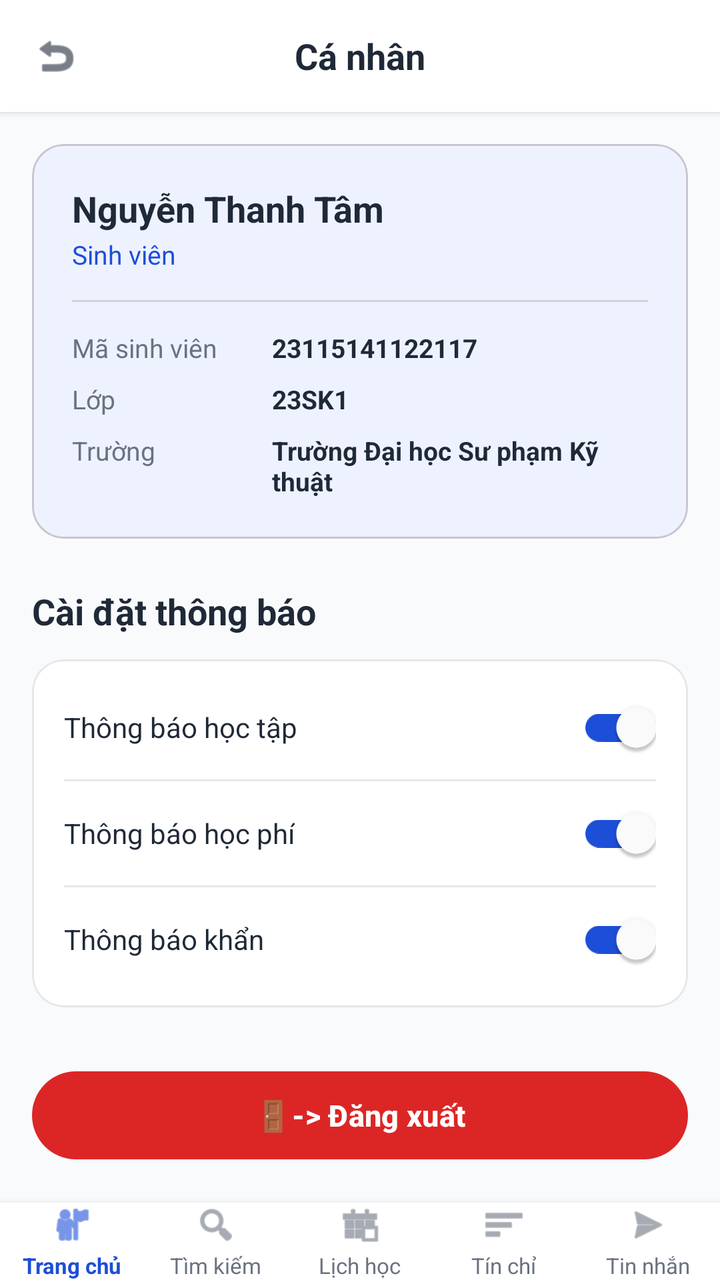
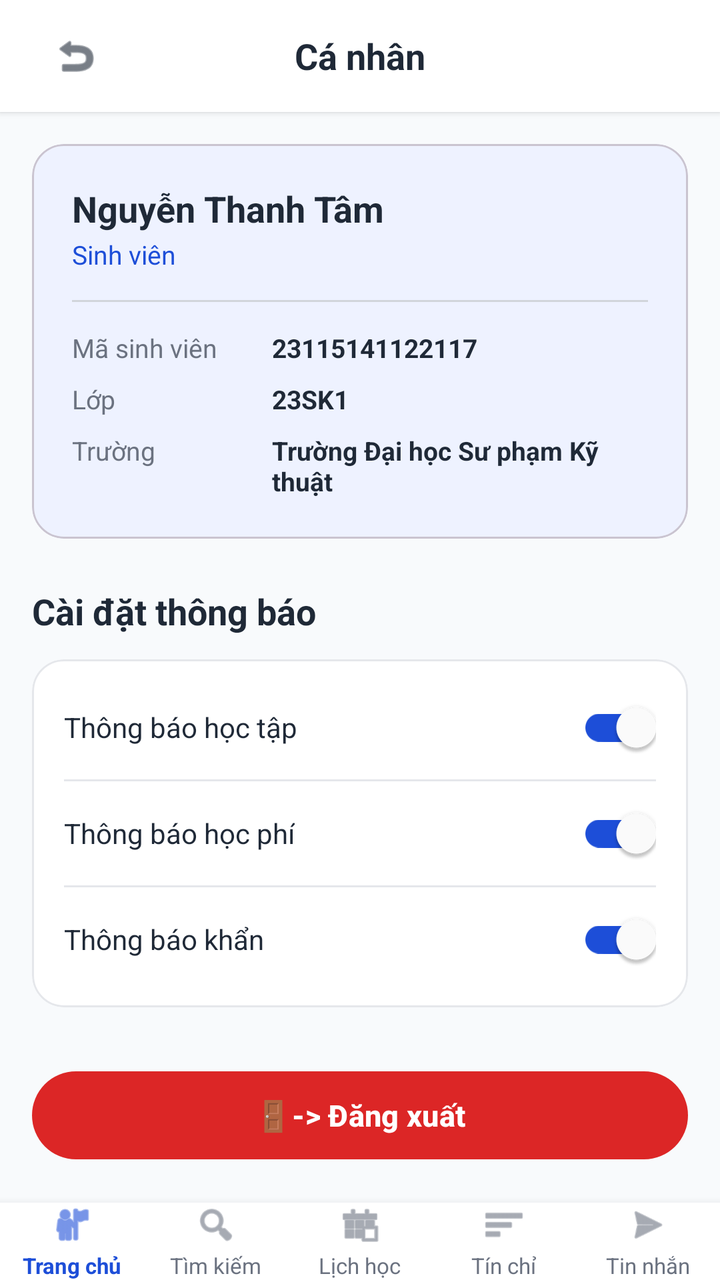

The first picture is an Android layout as it rendered before a commit; the second is the same layout after the commit. The layout source and the unified diff follow.
<!-- AndroidManifest.xml: application theme Theme.XayDung -->
<!-- res/layout/activity_student_profile.xml -->
<?xml version="1.0" encoding="utf-8"?>
<RelativeLayout xmlns:android="http://schemas.android.com/apk/res/android"
    xmlns:app="http://schemas.android.com/apk/res-auto"
    android:layout_width="match_parent"
    android:layout_height="match_parent"
    android:background="@color/figma_bg">

    
    <RelativeLayout
        android:id="@+id/headerToolbar"
        android:layout_width="match_parent"
        android:layout_height="56dp"
        android:paddingHorizontal="16dp"
        android:background="@color/white"
        android:elevation="2dp">

        <ImageView
            android:id="@+id/btnBack"
            android:layout_width="24dp"
            android:layout_height="24dp"
            android:layout_centerVertical="true"
            android:src="@android:drawable/ic_menu_revert"
            android:contentDescription="Back"
            app:tint="@color/figma_text_primary" />

        <TextView
            android:layout_width="wrap_content"
            android:layout_height="wrap_content"
            android:layout_centerInParent="true"
            android:text="Cá nhân"
            android:textColor="@color/figma_text_primary"
            android:textSize="18sp"
            android:textStyle="bold" />
    </RelativeLayout>

    <ScrollView
        android:layout_width="match_parent"
        android:layout_height="match_parent"
        android:layout_below="@id/headerToolbar"
        android:layout_above="@id/bottomNavigation"
        android:fillViewport="true">

        <LinearLayout
            android:layout_width="match_parent"
            android:layout_height="wrap_content"
            android:orientation="vertical"
            android:padding="16dp">

            
            <com.google.android.material.card.MaterialCardView
                android:layout_width="match_parent"
                android:layout_height="wrap_content"
                android:layout_marginBottom="24dp"
                app:cardCornerRadius="16dp"
                app:cardElevation="0dp"
                app:cardBackgroundColor="@color/figma_blue_light">

                <LinearLayout
                    android:layout_width="match_parent"
                    android:layout_height="wrap_content"
                    android:orientation="vertical"
                    android:padding="20dp">

                    <TextView
                        android:layout_width="wrap_content"
                        android:layout_height="wrap_content"
                        android:text="Nguyễn Thanh Tâm"
                        android:textColor="@color/figma_text_primary"
                        android:textSize="18sp"
                        android:textStyle="bold" />

                    <TextView
                        android:layout_width="wrap_content"
                        android:layout_height="wrap_content"
                        android:layout_marginTop="2dp"
                        android:text="Sinh viên"
                        android:textColor="@color/figma_blue"
                        android:textSize="13sp" />

                    <View
                        android:layout_width="match_parent"
                        android:layout_height="1dp"
                        android:layout_marginVertical="14dp"
                        android:background="#D1D5DB" />

                    <LinearLayout
                        android:layout_width="match_parent"
                        android:layout_height="wrap_content"
                        android:orientation="horizontal"
                        android:layout_marginBottom="8dp">

                        <TextView
                            android:layout_width="100dp"
                            android:layout_height="wrap_content"
                            android:text="Mã sinh viên"
                            android:textColor="@color/figma_text_secondary"
                            android:textSize="13sp" />

                        <TextView
                            android:layout_width="wrap_content"
                            android:layout_height="wrap_content"
                            android:text="23115141122117"
                            android:textColor="@color/figma_text_primary"
                            android:textSize="13sp"
                            android:textStyle="bold" />
                    </LinearLayout>

                    <LinearLayout
                        android:layout_width="match_parent"
                        android:layout_height="wrap_content"
                        android:orientation="horizontal"
                        android:layout_marginBottom="8dp">

                        <TextView
                            android:layout_width="100dp"
                            android:layout_height="wrap_content"
                            android:text="Lớp"
                            android:textColor="@color/figma_text_secondary"
                            android:textSize="13sp" />

                        <TextView
                            android:layout_width="wrap_content"
                            android:layout_height="wrap_content"
                            android:text="23SK1"
                            android:textColor="@color/figma_text_primary"
                            android:textSize="13sp"
                            android:textStyle="bold" />
                    </LinearLayout>

                    <LinearLayout
                        android:layout_width="match_parent"
                        android:layout_height="wrap_content"
                        android:orientation="horizontal">

                        <TextView
                            android:layout_width="100dp"
                            android:layout_height="wrap_content"
                            android:text="Trường"
                            android:textColor="@color/figma_text_secondary"
                            android:textSize="13sp" />

                        <TextView
                            android:layout_width="wrap_content"
                            android:layout_height="wrap_content"
                            android:text="Trường Đại học Sư phạm Kỹ thuật"
                            android:textColor="@color/figma_text_primary"
                            android:textSize="13sp"
                            android:textStyle="bold" />
                    </LinearLayout>

                </LinearLayout>
            </com.google.android.material.card.MaterialCardView>

            
            <TextView
                android:layout_width="wrap_content"
                android:layout_height="wrap_content"
                android:layout_marginBottom="12dp"
                android:text="Cài đặt thông báo"
                android:textColor="@color/figma_text_primary"
                android:textSize="18sp"
                android:textStyle="bold" />

            
            <com.google.android.material.card.MaterialCardView
                android:layout_width="match_parent"
                android:layout_height="wrap_content"
                android:layout_marginBottom="28dp"
                app:cardCornerRadius="16dp"
                app:cardElevation="0dp"
                app:cardBackgroundColor="@color/white"
                app:strokeColor="@color/figma_card_border"
                app:strokeWidth="1dp">

                <LinearLayout
                    android:layout_width="match_parent"
                    android:layout_height="wrap_content"
                    android:orientation="vertical"
                    android:paddingHorizontal="16dp"
                    android:paddingVertical="8dp">

                    <RelativeLayout
                        android:layout_width="match_parent"
                        android:layout_height="52dp">

                        <TextView
                            android:layout_width="wrap_content"
                            android:layout_height="wrap_content"
                            android:layout_centerVertical="true"
                            android:text="Thông báo học tập"
                            android:textColor="@color/figma_text_primary"
                            android:textSize="14sp" />

                        <com.google.android.material.switchmaterial.SwitchMaterial
                            android:layout_width="wrap_content"
                            android:layout_height="wrap_content"
                            android:layout_alignParentEnd="true"
                            android:layout_centerVertical="true"
                            android:checked="true"
                            app:thumbTint="@color/white"
                            app:trackTint="@color/figma_blue" />
                    </RelativeLayout>

                    <View
                        android:layout_width="match_parent"
                        android:layout_height="1dp"
                        android:background="@color/figma_card_border" />

                    <RelativeLayout
                        android:layout_width="match_parent"
                        android:layout_height="52dp">

                        <TextView
                            android:layout_width="wrap_content"
                            android:layout_height="wrap_content"
                            android:layout_centerVertical="true"
                            android:text="Thông báo học phí"
                            android:textColor="@color/figma_text_primary"
                            android:textSize="14sp" />

                        <com.google.android.material.switchmaterial.SwitchMaterial
                            android:layout_width="wrap_content"
                            android:layout_height="wrap_content"
                            android:layout_alignParentEnd="true"
                            android:layout_centerVertical="true"
                            android:checked="true"
                            app:thumbTint="@color/white"
                            app:trackTint="@color/figma_blue" />
                    </RelativeLayout>

                    <View
                        android:layout_width="match_parent"
                        android:layout_height="1dp"
                        android:background="@color/figma_card_border" />

                    <RelativeLayout
                        android:layout_width="match_parent"
                        android:layout_height="52dp">

                        <TextView
                            android:layout_width="wrap_content"
                            android:layout_height="wrap_content"
                            android:layout_centerVertical="true"
                            android:text="Thông báo khẩn"
                            android:textColor="@color/figma_text_primary"
                            android:textSize="14sp" />

                        <com.google.android.material.switchmaterial.SwitchMaterial
                            android:layout_width="wrap_content"
                            android:layout_height="wrap_content"
                            android:layout_alignParentEnd="true"
                            android:layout_centerVertical="true"
                            android:checked="true"
                            app:thumbTint="@color/white"
                            app:trackTint="@color/figma_blue" />
                    </RelativeLayout>

                </LinearLayout>
            </com.google.android.material.card.MaterialCardView>

            
            <com.google.android.material.button.MaterialButton
                android:id="@+id/btnLogout"
                android:layout_width="match_parent"
                android:layout_height="52dp"
                android:text="🚪-> Đăng xuất"
                android:textSize="15sp"
                android:textStyle="bold"
                app:cornerRadius="26dp"
                app:backgroundTint="@color/red_logout" />

        </LinearLayout>
    </ScrollView>

    <include
        android:id="@+id/bottomNavigation"
        layout="@layout/layout_bottom_nav"
        android:layout_width="match_parent"
        android:layout_height="wrap_content"
        android:layout_alignParentBottom="true" />

</RelativeLayout>
<!-- res/layout/layout_bottom_nav.xml (included above) -->
<?xml version="1.0" encoding="utf-8"?>
<LinearLayout xmlns:android="http://schemas.android.com/apk/res/android"
    xmlns:app="http://schemas.android.com/apk/res-auto"
    android:layout_width="match_parent"
    android:layout_height="64dp"
    android:background="@color/white"
    android:elevation="8dp"
    android:orientation="horizontal"
    android:gravity="center_vertical">

    
    <LinearLayout
        android:id="@+id/navHome"
        android:layout_width="0dp"
        android:layout_height="match_parent"
        android:layout_weight="1"
        android:gravity="center"
        android:orientation="vertical"
        android:clickable="true"
        android:focusable="true">

        <ImageView
            android:id="@+id/iconHome"
            android:layout_width="22dp"
            android:layout_height="22dp"
            android:src="@android:drawable/ic_menu_myplaces"
            android:contentDescription="Trang chủ"
            app:tint="@color/figma_blue" />

        <TextView
            android:id="@+id/textHome"
            android:layout_width="wrap_content"
            android:layout_height="wrap_content"
            android:layout_marginTop="2dp"
            android:text="Trang chủ"
            android:textColor="@color/figma_blue"
            android:textSize="11sp"
            android:textStyle="bold" />
    </LinearLayout>

    
    <LinearLayout
        android:id="@+id/navSearch"
        android:layout_width="0dp"
        android:layout_height="match_parent"
        android:layout_weight="1"
        android:gravity="center"
        android:orientation="vertical"
        android:clickable="true"
        android:focusable="true">

        <ImageView
            android:id="@+id/iconSearch"
            android:layout_width="22dp"
            android:layout_height="22dp"
            android:src="@android:drawable/ic_menu_search"
            android:contentDescription="Tìm kiếm"
            app:tint="@color/figma_text_secondary" />

        <TextView
            android:id="@+id/textSearch"
            android:layout_width="wrap_content"
            android:layout_height="wrap_content"
            android:layout_marginTop="2dp"
            android:text="Tìm kiếm"
            android:textColor="@color/figma_text_secondary"
            android:textSize="11sp" />
    </LinearLayout>

    
    <LinearLayout
        android:id="@+id/navSchedule"
        android:layout_width="0dp"
        android:layout_height="match_parent"
        android:layout_weight="1"
        android:gravity="center"
        android:orientation="vertical"
        android:clickable="true"
        android:focusable="true">

        <ImageView
            android:id="@+id/iconSchedule"
            android:layout_width="22dp"
            android:layout_height="22dp"
            android:src="@android:drawable/ic_menu_today"
            android:contentDescription="Lịch học"
            app:tint="@color/figma_text_secondary" />

        <TextView
            android:id="@+id/textSchedule"
            android:layout_width="wrap_content"
            android:layout_height="wrap_content"
            android:layout_marginTop="2dp"
            android:text="Lịch học"
            android:textColor="@color/figma_text_secondary"
            android:textSize="11sp" />
    </LinearLayout>

    
    <LinearLayout
        android:id="@+id/navCredit"
        android:layout_width="0dp"
        android:layout_height="match_parent"
        android:layout_weight="1"
        android:gravity="center"
        android:orientation="vertical"
        android:clickable="true"
        android:focusable="true">

        <ImageView
            android:id="@+id/iconCredit"
            android:layout_width="22dp"
            android:layout_height="22dp"
            android:src="@android:drawable/ic_menu_sort_by_size"
            android:contentDescription="Tín chỉ"
            app:tint="@color/figma_text_secondary" />

        <TextView
            android:id="@+id/textCredit"
            android:layout_width="wrap_content"
            android:layout_height="wrap_content"
            android:layout_marginTop="2dp"
            android:text="Tín chỉ"
            android:textColor="@color/figma_text_secondary"
            android:textSize="11sp" />
    </LinearLayout>

    
    <LinearLayout
        android:id="@+id/navMessage"
        android:layout_width="0dp"
        android:layout_height="match_parent"
        android:layout_weight="1"
        android:gravity="center"
        android:orientation="vertical"
        android:clickable="true"
        android:focusable="true">

        <ImageView
            android:id="@+id/iconMessage"
            android:layout_width="22dp"
            android:layout_height="22dp"
            android:src="@android:drawable/ic_menu_send"
            android:contentDescription="Tin nhắn"
            app:tint="@color/figma_text_secondary" />

        <TextView
            android:id="@+id/textMessage"
            android:layout_width="wrap_content"
            android:layout_height="wrap_content"
            android:layout_marginTop="2dp"
            android:text="Tin nhắn"
            android:textColor="@color/figma_text_secondary"
            android:textSize="11sp" />
    </LinearLayout>

</LinearLayout>
<!-- resources referenced by this layout -->
<resources>
  <color name="figma_bg">#F8FAFC</color>
  <color name="figma_blue">#1D4ED8</color>
  <color name="figma_blue_light">#EEF2FF</color>
  <color name="figma_card_border">#E5E7EB</color>
  <color name="figma_text_primary">#1F2937</color>
  <color name="figma_text_secondary">#6B7280</color>
  <color name="red_logout">#DC2626</color>
  <color name="white">#FFFFFFFF</color>
  <style name="Theme.XayDung" parent="Base.Theme.XayDung" />
  <style name="Base.Theme.XayDung" parent="Theme.Material3.DayNight.NoActionBar">
          <item name="colorPrimary">@color/figma_blue</item>
          <item name="colorPrimaryDark">@color/figma_blue_dark</item>
          <item name="colorSecondary">@color/figma_blue</item>
          <item name="android:windowBackground">@color/figma_bg</item>
      </style>
  <color name="figma_blue_dark">#1E40AF</color>
</resources>

<!-- the commit's change to res/layout/activity_student_profile.xml (unified diff, before → after) -->
@@ -16,9 +16,13 @@
 
         <ImageView
             android:id="@+id/btnBack"
-            android:layout_width="24dp"
-            android:layout_height="24dp"
+            android:layout_width="44dp"
+            android:layout_height="44dp"
             android:layout_centerVertical="true"
+            android:padding="10dp"
+            android:clickable="true"
+            android:focusable="true"
+            android:background="?attr/selectableItemBackgroundBorderless"
             android:src="@android:drawable/ic_menu_revert"
             android:contentDescription="Back"
             app:tint="@color/figma_text_primary" />
